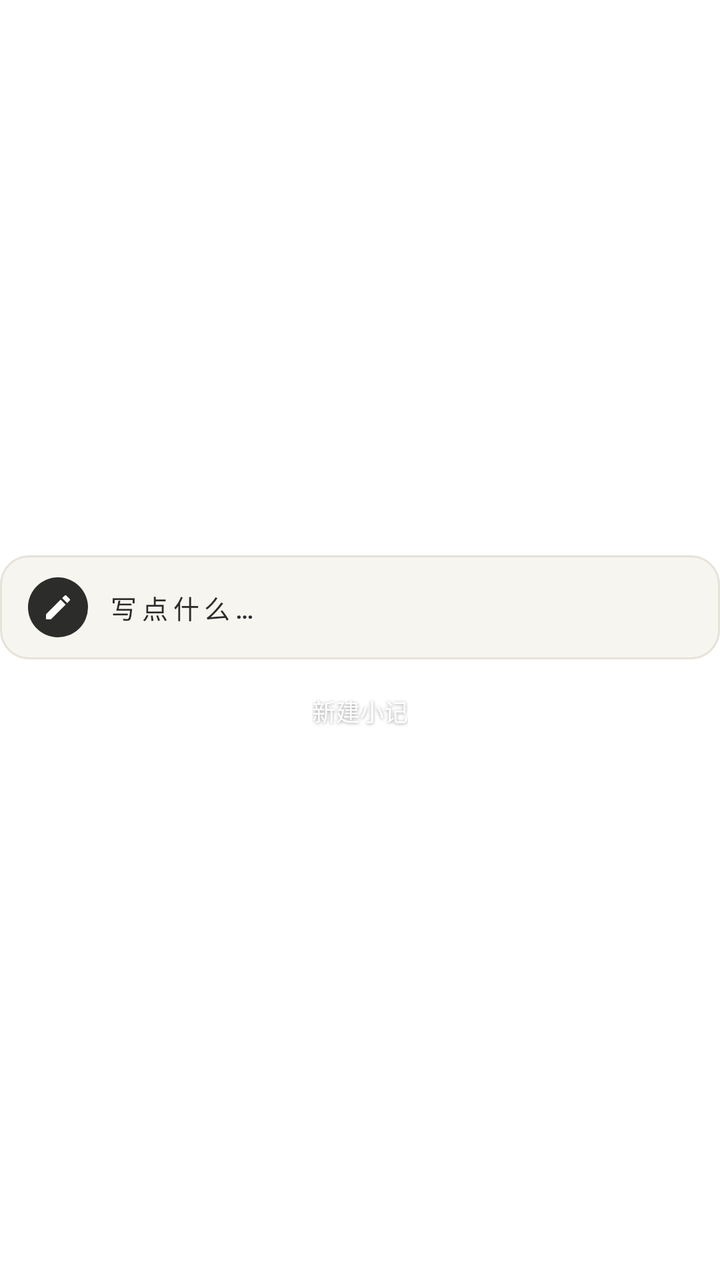
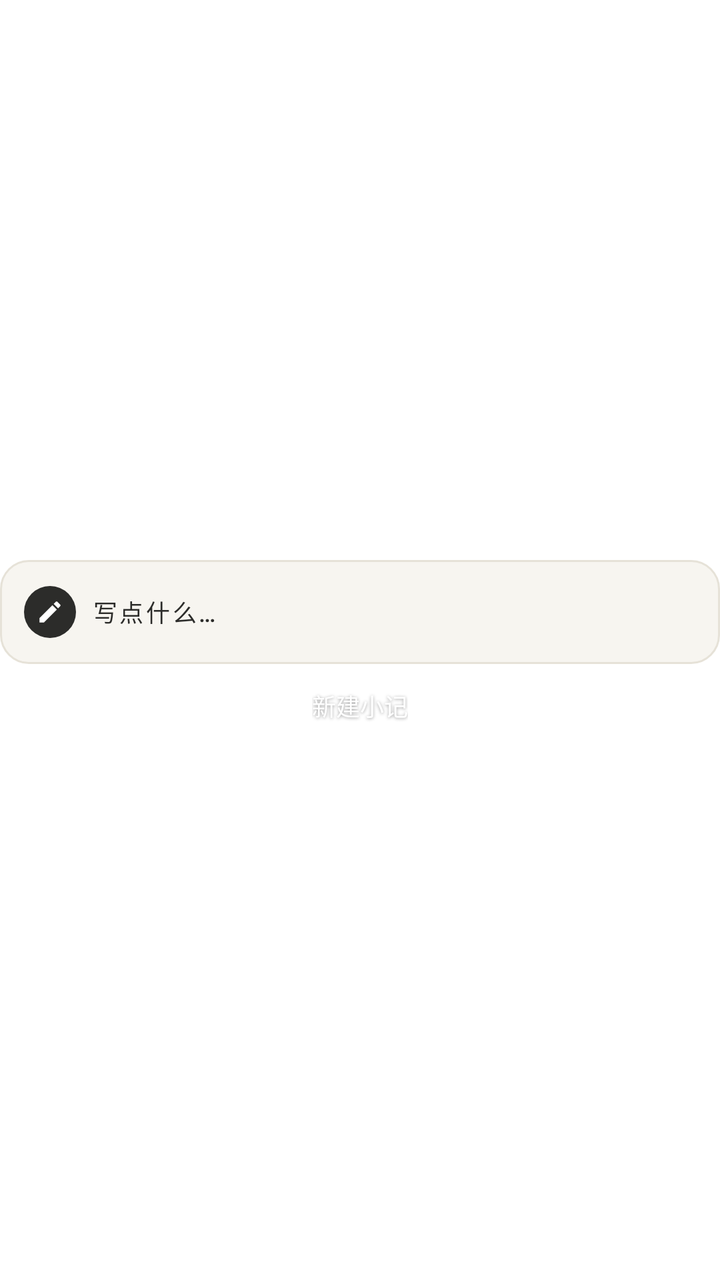

The first picture is an Android layout as it rendered before a commit; the second is the same layout after the commit. The layout source and the unified diff follow.
<!-- AndroidManifest.xml: fallback theme Theme.MaterialComponents.DayNight.NoActionBar -->
<!-- res/layout/widget_new_note.xml -->
<?xml version="1.0" encoding="utf-8"?>
<FrameLayout xmlns:android="http://schemas.android.com/apk/res/android"
    android:id="@+id/widget_root"
    android:layout_width="match_parent"
    android:layout_height="match_parent"
    android:paddingTop="2dp">

    
    <LinearLayout
        android:layout_width="match_parent"
        android:layout_height="wrap_content"
        android:layout_gravity="center_vertical"
        android:gravity="center_horizontal"
        android:orientation="vertical">

        <LinearLayout
            android:id="@+id/widget_card"
            android:layout_width="match_parent"
            android:layout_height="52dp"
            android:background="@drawable/widget_new_note_bg"
            android:gravity="center_vertical"
            android:orientation="horizontal"
            android:paddingStart="14dp"
            android:paddingEnd="14dp">

            <ImageView
                android:layout_width="30dp"
                android:layout_height="30dp"
                android:background="@drawable/widget_icon_circle"
                android:contentDescription="@null"
                android:padding="7dp"
                android:src="@drawable/ic_widget_pen"
                android:tint="@color/widget_icon_fg" />

            <TextView
                android:layout_width="0dp"
                android:layout_height="wrap_content"
                android:layout_marginStart="10dp"
                android:layout_weight="1"
                android:ellipsize="end"
                android:fontFamily="sans-serif-medium"
                android:letterSpacing="0.2"
                android:maxLines="1"
                android:text="@string/widget_new_note_desc_text"
                android:textColor="@color/widget_text"
                android:textSize="13sp" />
        </LinearLayout>

        <TextView
            android:id="@+id/widget_title"
            android:layout_width="wrap_content"
            android:layout_height="wrap_content"
            android:layout_marginTop="17dp"
            android:ellipsize="end"
            android:fontFamily="sans-serif-medium"
            android:maxLines="1"
            android:shadowColor="#66000000"
            android:shadowDx="0"
            android:shadowDy="1"
            android:shadowRadius="4"
            android:text="@string/shortcut_new_note_long"
            android:textColor="@color/widget_sub"
            android:textSize="12sp" />

    </LinearLayout>

</FrameLayout>
<!-- resources referenced by this layout -->
<resources>
  <color name="widget_icon_fg">#FFFFFF</color>
  <color name="widget_sub">#FFFFFF</color>
  <color name="widget_text">#2C2C2A</color>
  <!-- drawable ic_widget_pen (drawable) -->
  <?xml version="1.0" encoding="utf-8"?>
  <vector xmlns:android="http://schemas.android.com/apk/res/android"
      android:width="24dp"
      android:height="24dp"
      android:viewportWidth="24"
      android:viewportHeight="24">
      <path
          android:fillColor="#FFFFFF"
          android:pathData="M3,17.25V21h3.75L17.81,9.94l-3.75,-3.75L3,17.25zM20.71,7.04c0.39,-0.39 0.39,-1.02 0,-1.41l-2.34,-2.34a0.996,0.996 0,0 0,-1.41 0l-1.83,1.83 3.75,3.75 1.83,-1.83z" />
  </vector>
  <!-- drawable widget_icon_circle (drawable) -->
  <?xml version="1.0" encoding="utf-8"?>
  <shape xmlns:android="http://schemas.android.com/apk/res/android"
      android:shape="oval">
      <solid android:color="@color/widget_icon_bg" />
  </shape>
  <!-- drawable widget_new_note_bg (drawable) -->
  <?xml version="1.0" encoding="utf-8"?>
  <shape xmlns:android="http://schemas.android.com/apk/res/android"
      android:shape="rectangle">
      <solid android:color="@color/widget_bg" />
      <corners android:radius="14dp" />
      <stroke
          android:width="1dp"
          android:color="@color/widget_border" />
  </shape>
  <string name="shortcut_new_note_long">新建小记</string>
  <string name="widget_new_note_desc_text">写点什么…</string>
  <color name="widget_icon_bg">#2C2C2A</color>
  <color name="widget_bg">#F7F5F0</color>
  <color name="widget_border">#E6E2D8</color>
</resources>

<!-- the commit's change to res/layout/widget_new_note.xml (unified diff, before → after) -->
@@ -20,37 +20,41 @@
             android:background="@drawable/widget_new_note_bg"
             android:gravity="center_vertical"
             android:orientation="horizontal"
-            android:paddingStart="14dp"
-            android:paddingEnd="14dp">
+            android:paddingStart="12dp"
+            android:paddingEnd="12dp">
 
             <ImageView
-                android:layout_width="30dp"
-                android:layout_height="30dp"
+                android:layout_width="26dp"
+                android:layout_height="26dp"
                 android:background="@drawable/widget_icon_circle"
                 android:contentDescription="@null"
-                android:padding="7dp"
+                android:padding="6dp"
                 android:src="@drawable/ic_widget_pen"
                 android:tint="@color/widget_icon_fg" />
 
             <TextView
                 android:layout_width="0dp"
                 android:layout_height="wrap_content"
-                android:layout_marginStart="10dp"
+                android:layout_marginStart="8dp"
                 android:layout_weight="1"
+                android:autoSizeMaxTextSize="12sp"
+                android:autoSizeMinTextSize="10sp"
+                android:autoSizeStepGranularity="1sp"
+                android:autoSizeTextType="uniform"
                 android:ellipsize="end"
                 android:fontFamily="sans-serif-medium"
-                android:letterSpacing="0.2"
+                android:letterSpacing="0.1"
                 android:maxLines="1"
                 android:text="@string/widget_new_note_desc_text"
                 android:textColor="@color/widget_text"
-                android:textSize="13sp" />
+                android:textSize="12sp" />
         </LinearLayout>
 
         <TextView
             android:id="@+id/widget_title"
             android:layout_width="wrap_content"
             android:layout_height="wrap_content"
-            android:layout_marginTop="17dp"
+            android:layout_marginTop="12dp"
             android:ellipsize="end"
             android:fontFamily="sans-serif-medium"
             android:maxLines="1"
